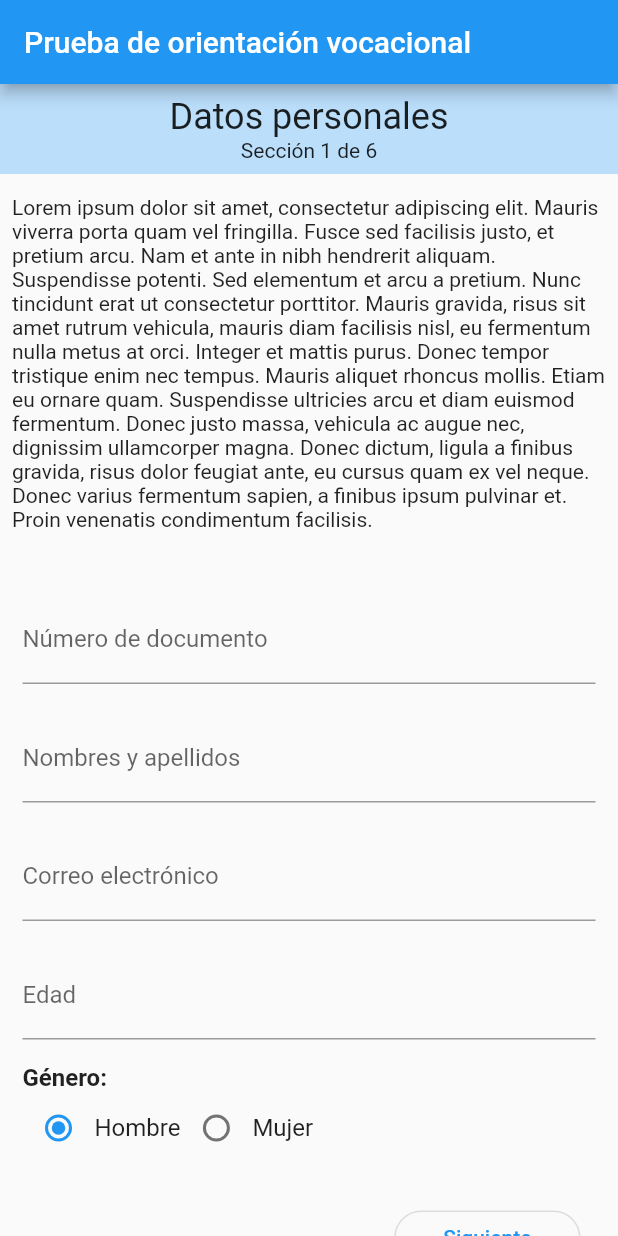
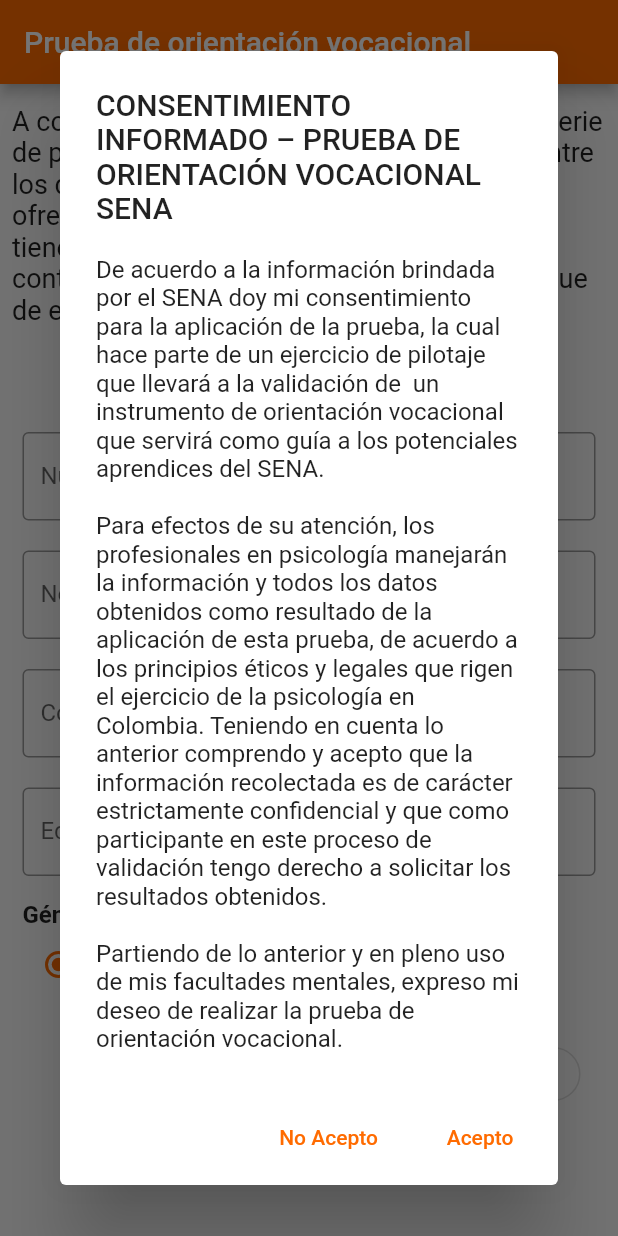
Before and after one commit to JCamiloAgu/testVocacional, a Flutter app: the screen it shows after launch, on a phone screen of 412 x 824 dp. Run offline on Flutter 3.47's test engine with Material 2 defaults, Android fonts, the light colour scheme and no system bars; our stand-ins replace charts_flutter, open_file, percent_indicator, permission_handler.

Commit message:
Se adaptan los estilos basado en la guidelines del SENA

```diff
--- a/lib/main.dart
+++ b/lib/main.dart
@@ -30,7 +30,14 @@
         routes: routes.getApplicationRoutes(),
         onUnknownRoute: (settings) => MaterialPageRoute(
           builder: (context) => HomePage(),
-              )),
+        ),
+        theme: getThemeData(),
+      ),
     );
   }
+
+  ThemeData getThemeData() => ThemeData.light().copyWith(
+      accentColor: Color(0xff565656),
+      primaryColor: Color(0xffff6b00),
+      inputDecorationTheme: InputDecorationTheme(border: OutlineInputBorder()));
 }
--- a/lib/src/routes/routes.dart
+++ b/lib/src/routes/routes.dart
@@ -1,12 +1,10 @@
 import 'package:flutter/cupertino.dart';
 import 'package:testvocacional/src/ui/home/home_page.dart';
-import 'package:testvocacional/src/ui/institutions/institution_page.dart';
 import 'package:testvocacional/src/ui/question_page/question_page.dart';
 import 'package:testvocacional/src/ui/results/results_page.dart';
 
 Map<String, WidgetBuilder> getApplicationRoutes() => <String, WidgetBuilder>{
-  HomePage.ROUTE_NAME: (BuildContext context) => HomePage(),
-  InstitutionPage.ROUTE_NAME: (BuildContext context) => InstitutionPage(),
-  QuestionPage.ROUTE_NAME: (BuildContext context) => QuestionPage(),
-  ResultsPage.ROUTE_NAME: (BuildContext context) => ResultsPage(),
-};
+      HomePage.ROUTE_NAME: (BuildContext context) => HomePage(),
+      QuestionPage.ROUTE_NAME: (BuildContext context) => QuestionPage(),
+      ResultsPage.ROUTE_NAME: (BuildContext context) => ResultsPage(),
+    };
--- a/lib/src/services/intereses_service.dart
+++ b/lib/src/services/intereses_service.dart
@@ -15,7 +15,6 @@
 
     if (statusCode == 200) {
       intereses = interesesListFromJson(response.body);
-      print(intereses);
     }
 
     return intereses;
--- a/lib/src/ui/home/home_form/gender_radio_buttons.dart
+++ b/lib/src/ui/home/home_form/gender_radio_buttons.dart
@@ -21,6 +21,7 @@
   @override
   Widget build(BuildContext context) {
     final textStyle = TextStyle(fontSize: 16);
+    final theme = Theme.of(context);
 
     return Container(
         margin: EdgeInsets.only(top: 16),
@@ -36,6 +37,7 @@
               Radio(
                 value: _radioValueMale,
                 groupValue: radioGroupGenderGroupValue,
+                activeColor: theme.primaryColor,
                 onChanged: _onChangeRadioGroup,
               ),
               Text(
@@ -45,6 +47,7 @@
               Radio(
                 value: _radioValueFemale,
                 groupValue: radioGroupGenderGroupValue,
+                activeColor: theme.primaryColor,
                 onChanged: _onChangeRadioGroup,
               ),
               Text(
--- a/lib/src/ui/home/home_form/home_form.dart
+++ b/lib/src/ui/home/home_form/home_form.dart
@@ -1,6 +1,6 @@
 import 'package:flutter/material.dart';
 import 'package:testvocacional/src/ui/home/home_form/gender_radio_buttons.dart';
-import 'package:testvocacional/src/ui/institutions/institution_page.dart';
+import 'package:testvocacional/src/ui/question_page/question_page.dart';
 import 'package:testvocacional/src/ui/widgets/buttons.dart';
 import 'package:testvocacional/src/ui/widgets/inputs.dart';
 
@@ -21,6 +21,7 @@
         key: _formKey,
         child: Column(
           children: <Widget>[
+            _title(),
             _inputIdentificationNumber(),
             _inputFullName(),
             _inputEmail(),
@@ -77,14 +78,22 @@
   Widget _submitButton(BuildContext context) {
     return Container(
         alignment: AlignmentDirectional.bottomEnd,
-        child: SubmitButton(onPressed: () => _submit(context),
-        width: MediaQuery.of(context).size.width * 0.35,
+        child: SubmitButton(
+          onPressed: () => _submit(context),
+          width: MediaQuery.of(context).size.width * 0.35,
           label: 'Siguiente',
           withIcon: false,
         ));
   }
 
-  void _submit(BuildContext context){
-    Navigator.pushNamed(context, InstitutionPage.ROUTE_NAME);
+  void _submit(BuildContext context) {
+    Navigator.pushNamed(context, QuestionPage.ROUTE_NAME);
+  }
+
+  Widget _title() {
+    return Text(
+      'Información personal',
+      style: TextStyle(fontSize: 24, fontWeight: FontWeight.bold),
+    );
   }
 }
--- a/lib/src/ui/home/home_header.dart
+++ b/lib/src/ui/home/home_header.dart
@@ -6,21 +6,10 @@
     return Container(
       child: Column(
         children: [
-          Container(
-            padding: EdgeInsets.all(8),
-            width: double.infinity,
-            color: Theme.of(context).primaryColorLight,
-            child: Column(
-              children: [
-                Text('Datos personales', style: TextStyle(fontSize: 24)),
-                Text('Sección 1 de 6')
-              ],
-            ),
-          ),
           SizedBox(height: 6),
           Padding(
             padding: const EdgeInsets.all(8.0),
-            child: Text(getDescription()),
+            child: Text(getDescription(), style: TextStyle(fontSize: 18),),
           )
         ],
       ),
@@ -28,6 +17,6 @@
   }
 
   String getDescription() {
-    return 'Lorem ipsum dolor sit amet, consectetur adipiscing elit. Mauris viverra porta quam vel fringilla. Fusce sed facilisis justo, et pretium arcu. Nam et ante in nibh hendrerit aliquam. Suspendisse potenti. Sed elementum et arcu a pretium. Nunc tincidunt erat ut consectetur porttitor. Mauris gravida, risus sit amet rutrum vehicula, mauris diam facilisis nisl, eu fermentum nulla metus at orci. Integer et mattis purus. Donec tempor tristique enim nec tempus. Mauris aliquet rhoncus mollis. Etiam eu ornare quam. Suspendisse ultricies arcu et diam euismod fermentum. Donec justo massa, vehicula ac augue nec, dignissim ullamcorper magna. Donec dictum, ligula a finibus gravida, risus dolor feugiat ante, eu cursus quam ex vel neque. Donec varius fermentum sapien, a finibus ipsum pulvinar et. Proin venenatis condimentum facilisis.';
+    return 'A continuación lo invitamos a contestar una serie de preguntas que nos permitirán identificar entre los diferentes programas de formación que ofrece el SENA, aquellos con los cuales usted tiene mayor conexión vocacional. Por favor conteste con la mayor sinceridad posible ya que de esto depende la validez de la información.';
   }
 }
--- a/lib/src/ui/home/home_page.dart
+++ b/lib/src/ui/home/home_page.dart
@@ -1,6 +1,7 @@
 import 'package:flutter/cupertino.dart';
 import 'package:flutter/material.dart';
 import 'package:testvocacional/src/ui/home/home_form/home_form_validations.dart';
+import 'package:testvocacional/src/utils/utils.dart' as utils;
 
 import 'home_form/home_form.dart';
 import 'home_header.dart';
@@ -10,10 +11,10 @@
 
   @override
   Widget build(BuildContext context) {
-    // Future.delayed(
-    //     Duration.zero,
-    //     () => utils.showAlertDialog(context,
-    //         title: getDialogTitle(), message: getDialogMessage()));
+    Future.delayed(
+        Duration.zero,
+        () => utils.showAlertDialog(context,
+            title: getDialogTitle(), message: getDialogMessage()));
 
     return Scaffold(
       appBar: AppBar(
@@ -23,11 +24,13 @@
     );
   }
 
-  String getDialogTitle() => 'PRUEBA DE ORIENTACIÓN VOCACIONAL SENA';
+  String getDialogTitle() =>
+      'CONSENTIMIENTO INFORMADO – PRUEBA DE ORIENTACIÓN VOCACIONAL SENA';
 
   String getDialogMessage() {
-    return 'Lorem ipsum dolor sit amet, consectetur adipiscing elit. Mauris viverra porta quam vel fringilla. Fusce sed facilisis justo, et pretium arcu. Nam et ante in nibh hendrerit aliquam. Suspendisse potenti. Sed elementum et arcu a pretium. Nunc tincidunt erat ut consectetur porttitor. Mauris gravida, risus sit amet rutrum vehicula, mauris diam facilisis nisl, eu fermentum nulla metus at orci. Integer et mattis purus. Donec tempor tristique enim nec tempus. Mauris aliquet rhoncus mollis. Etiam eu ornare quam. Suspendisse ultricies arcu et diam euismod fermentum. Donec justo massa, vehicula ac augue nec, dignissim ullamcorper magna. Donec dictum, ligula a finibus gravida, risus dolor feugiat ante, eu cursus quam ex vel neque. Donec varius fermentum sapien, a finibus ipsum pulvinar et. Proin venenatis condimentum facilisis.' +
-        'Vestibulum aliquam enim non quam accumsan, vel semper tellus ornare. Suspendisse potenti. Integer porttitor viverra commodo. Sed accumsan tellus a ullamcorper viverra. Fusce pulvinar odio quis erat porttitor, quis suscipit magna porttitor. Maecenas sit amet magna vel quam rhoncus tempus. Integer sodales vitae nulla a pharetra. Pellentesque id neque malesuada, vestibulum eros ut, aliquam lorem. Suspendisse nec turpis non ex cursus malesuada. Vivamus imperdiet turpis justo, a imperdiet nunc varius eget. Sed vehicula pulvinar dolor, ut mattis eros luctus non.';
+    return 'De acuerdo a la información brindada por el SENA doy mi consentimiento para la aplicación de la prueba, la cual hace parte de un ejercicio de pilotaje que llevará a la validación de  un instrumento de orientación vocacional que servirá como guía a los potenciales aprendices del SENA. \n \n' +
+        'Para efectos de su atención, los profesionales en psicología manejarán la información y todos los datos obtenidos como resultado de la aplicación de esta prueba, de acuerdo a los principios éticos y legales que rigen el ejercicio de la psicología en Colombia. Teniendo en cuenta lo anterior comprendo y acepto que la información recolectada es de carácter estrictamente confidencial y que como participante en este proceso de validación tengo derecho a solicitar los resultados obtenidos. \n \n' +
+        'Partiendo de lo anterior y en pleno uso de mis facultades mentales, expreso mi deseo de realizar la prueba de orientación vocacional.';
   }
 
   Widget buildBody() {
--- a/lib/src/ui/question_page/answer_options_radio_buttons.dart
+++ b/lib/src/ui/question_page/answer_options_radio_buttons.dart
@@ -25,11 +25,14 @@
 
   Widget buildRadioButtonWithLabelText(String answerOption) {
     final textStyle = TextStyle(fontSize: 16);
+    final theme = Theme.of(context);
 
     return Row(
       children: [
         Radio(
           value: answerOption,
+          activeColor: theme.primaryColor,
+          autofocus: false,
           groupValue: radioGroupQuestionsGroupValue,
           onChanged: (value) => _onChangeRadioGroup(value),
         ),
--- a/lib/src/ui/results/charts_builder.dart
+++ b/lib/src/ui/results/charts_builder.dart
@@ -42,7 +42,7 @@
         data: (!isNullOrEmpty(data))
             ? data
             : [GraphicsItemModel(domain: '', measure: 0)],
-        fillColorFn: (datum, index) => charts.Color.fromHex(code: '#ff7043'),
+        fillColorFn: (datum, index) => charts.Color.fromHex(code: '#ff6b00'),
       )
     ];
   }
--- a/lib/src/ui/widgets/buttons.dart
+++ b/lib/src/ui/widgets/buttons.dart
@@ -19,9 +19,9 @@
       child: OutlineButton(
         shape:
             RoundedRectangleBorder(borderRadius: BorderRadius.circular(20.0)),
-        color: theme.accentColor,
-        highlightedBorderColor: theme.accentColor,
-        textColor: Theme.of(context).accentColor,
+        color: theme.primaryColor,
+        highlightedBorderColor: theme.primaryColor,
+        textColor: Theme.of(context).primaryColor,
         child: Text(label ?? 'Guardar'),
         onPressed: onPressed,
       ),
@@ -39,7 +39,7 @@
   Widget build(BuildContext context) {
     return FlatButton(
       child: Text(buttonText),
-      textColor: Theme.of(context).accentColor,
+      textColor: Theme.of(context).primaryColor,
       onPressed: onPressed,
     );
   }
--- a/lib/src/ui/widgets/inputs.dart
+++ b/lib/src/ui/widgets/inputs.dart
@@ -45,6 +45,7 @@
       margin: EdgeInsets.only(top: 20),
       child: TextFormField(
         initialValue: widget.initialValue,
+        cursorColor: Colors.black,
         textCapitalization: TextCapitalization.sentences,
         decoration: InputDecoration(
             labelText: widget.label,
```
Also changed, not shown: lib/src/ui/institutions/institution_page.dart (deleted, +0 -75 lines), lib/src/ui/institutions/institution_radio_buttons.dart (deleted, +0 -70 lines), lib/src/ui/institutions/institutions_spinner.dart (deleted, +0 -65 lines), lib/src/ui/question_page/question_page.dart (+12 -8 lines). Lines whose indentation alone changed are shown as unchanged.
